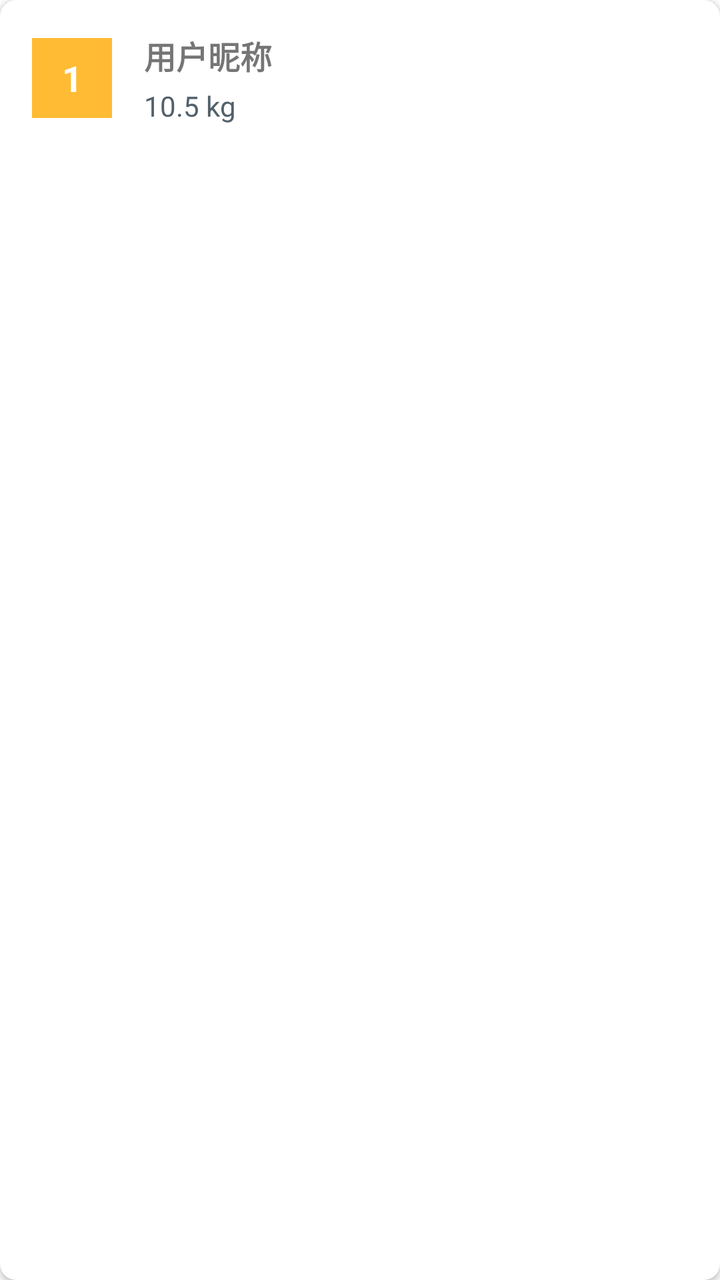
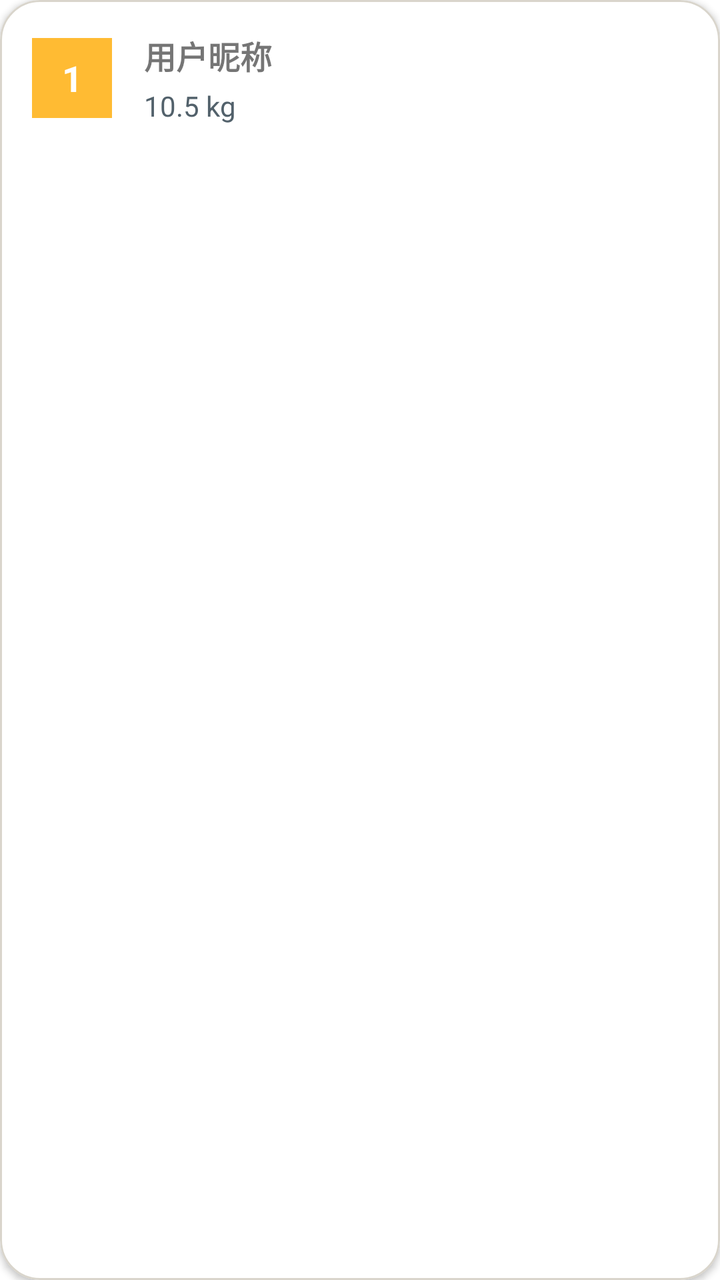

The first picture is an Android layout as it rendered before a commit; the second is the same layout after the commit. The layout source and the unified diff follow.
<!-- AndroidManifest.xml: application theme Theme.WeightLossBetting -->
<!-- res/layout/item_leaderboard.xml -->
<?xml version="1.0" encoding="utf-8"?>
<com.google.android.material.card.MaterialCardView xmlns:android="http://schemas.android.com/apk/res/android"
    xmlns:app="http://schemas.android.com/apk/res-auto"
    android:layout_width="match_parent"
    android:layout_height="wrap_content"
    android:layout_margin="4dp"
    app:cardElevation="2dp"
    app:cardCornerRadius="8dp">

    <LinearLayout
        android:layout_width="match_parent"
        android:layout_height="wrap_content"
        android:orientation="horizontal"
        android:padding="16dp"
        android:gravity="center_vertical">

        
        <TextView
            android:id="@+id/tvRank"
            android:layout_width="40dp"
            android:layout_height="40dp"
            android:gravity="center"
            android:text="1"
            android:textSize="18sp"
            android:textStyle="bold"
            android:background="@android:color/holo_orange_light"
            android:textColor="@android:color/white" />

        
        <LinearLayout
            android:layout_width="0dp"
            android:layout_height="wrap_content"
            android:layout_weight="1"
            android:orientation="vertical"
            android:layout_marginStart="16dp">

            <TextView
                android:id="@+id/tvNickname"
                android:layout_width="wrap_content"
                android:layout_height="wrap_content"
                android:text="用户昵称"
                android:textSize="16sp"
                android:textStyle="bold" />

            <TextView
                android:id="@+id/tvValue"
                android:layout_width="wrap_content"
                android:layout_height="wrap_content"
                android:text="10.5 kg"
                android:textSize="14sp"
                android:textColor="@color/xui_config_color_text_content"
                android:layout_marginTop="4dp" />

        </LinearLayout>

    </LinearLayout>

</com.google.android.material.card.MaterialCardView>
<!-- resources referenced by this layout -->
<resources>
  <color name="xui_config_color_text_content">#FF52616B</color>
  <style name="Theme.WeightLossBetting" parent="Theme.MaterialComponents.Light.NoActionBar">
          <item name="colorPrimary">@color/brand_primary</item>
          <item name="colorPrimaryDark">@color/brand_primary_dark</item>
          <item name="colorAccent">@color/brand_accent</item>
          <item name="android:statusBarColor">@color/brand_primary_dark</item>
          <item name="android:navigationBarColor">@color/brand_background</item>
          <item name="android:windowLightStatusBar">false</item>
          <item name="android:windowLightNavigationBar">true</item>
          
          
          <item name="XUIThemeStyle">@style/XUITheme.Phone</item>
      </style>
  <color name="brand_primary">#FFE85D4A</color>
  <color name="brand_primary_dark">#FFB94235</color>
  <color name="brand_accent">#FF2E9D87</color>
  <color name="brand_background">#FFF7F5F0</color>
</resources>

<!-- the commit's change to res/layout/item_leaderboard.xml (unified diff, before → after) -->
@@ -3,9 +3,12 @@
     xmlns:app="http://schemas.android.com/apk/res-auto"
     android:layout_width="match_parent"
     android:layout_height="wrap_content"
-    android:layout_margin="4dp"
+    android:layout_margin="6dp"
+    app:cardBackgroundColor="@color/brand_surface"
     app:cardElevation="2dp"
-    app:cardCornerRadius="8dp">
+    app:cardCornerRadius="20dp"
+    app:strokeColor="@color/brand_border"
+    app:strokeWidth="1dp">
 
     <LinearLayout
         android:layout_width="match_parent"
@@ -48,7 +51,7 @@
                 android:layout_height="wrap_content"
                 android:text="10.5 kg"
                 android:textSize="14sp"
-                android:textColor="@color/xui_config_color_text_content"
+                android:textColor="@color/brand_text_secondary"
                 android:layout_marginTop="4dp" />
 
         </LinearLayout>
<!-- resource entries referenced after the edit -->
@@ -1,6 +1,8 @@
 <!-- resources referenced by this layout -->
 <resources>
-  <color name="xui_config_color_text_content">#FF52616B</color>
+  <color name="brand_border">#FFD9D5CC</color>
+  <color name="brand_surface">#FFFFFFFF</color>
+  <color name="brand_text_secondary">#FF52616B</color>
   <style name="Theme.WeightLossBetting" parent="Theme.MaterialComponents.Light.NoActionBar">
           <item name="colorPrimary">@color/brand_primary</item>
           <item name="colorPrimaryDark">@color/brand_primary_dark</item>
